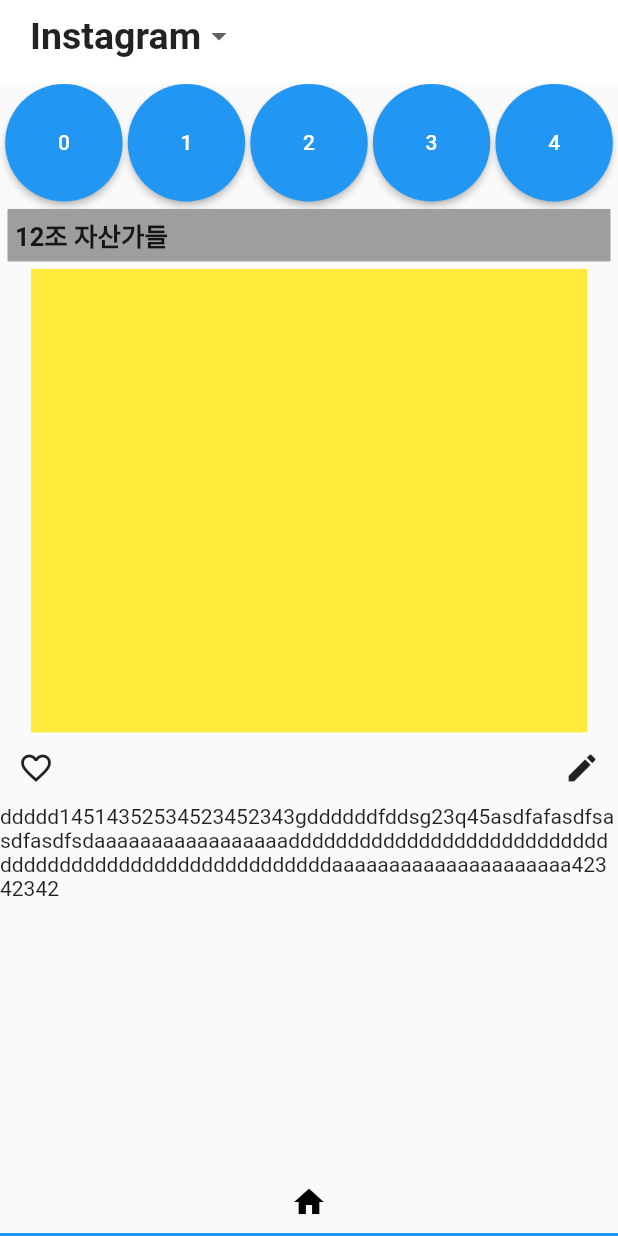
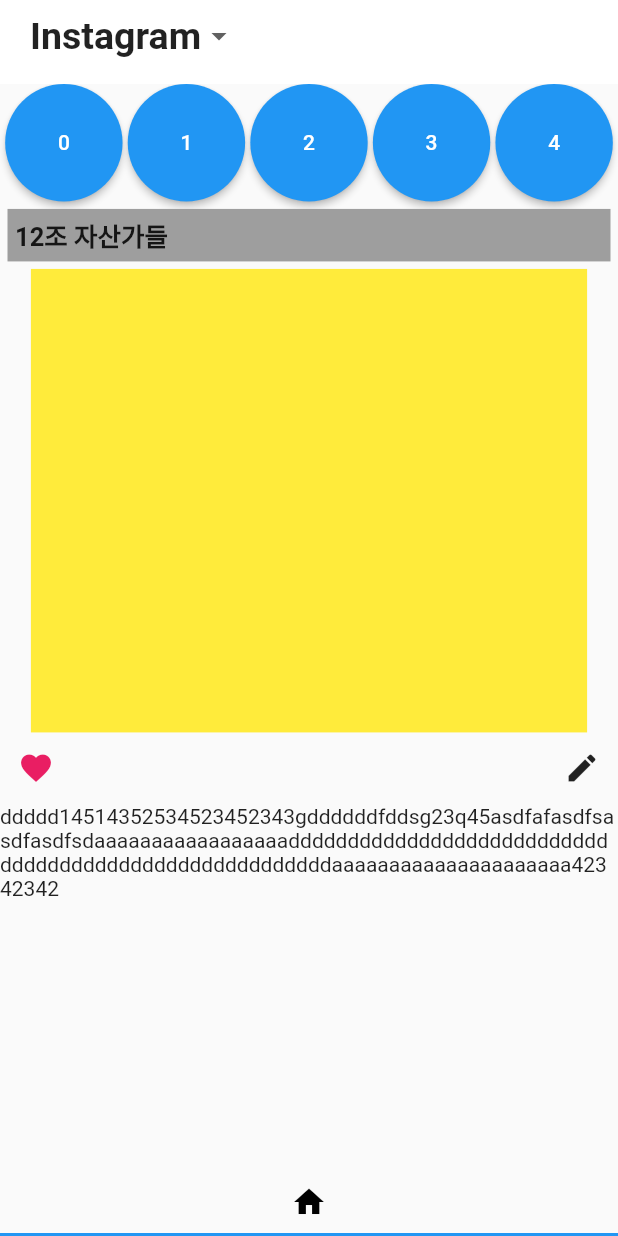
Before and after one commit to shyr0809/insatgram, a Flutter app: the screen it shows after launch, after a tap on the "favorite outline" icon, on a phone screen of 412 x 824 dp. Run offline on Flutter 3.47's test engine with Material 2 defaults, Android fonts, the phone set to English and light mode, and no system bars.

Commit message:
add favorite button event

```diff
--- a/lib/main.dart
+++ b/lib/main.dart
@@ -35,6 +35,7 @@ class _MyHomePageState extends State<MyHomePage>
     'Four'
   ]; // dropdown item list
   var _selecteddropDownItems = 'instagram'; // dropdown 선택된 아이템
+  bool isFavorite = false;
   @override
   void initState() {
     // tabcontroller 초기 설정
@@ -167,8 +168,17 @@ class _MyHomePageState extends State<MyHomePage>
                       MainAxisAlignment.spaceBetween, // row item만의 간격 동일
                   children: [
                     IconButton(
-                      onPressed: () {},
-                      icon: const Icon(Icons.favorite_border),
+                      onPressed: () {
+                        setState(() {
+                          isFavorite = !isFavorite;
+                        });
+                      },
+                      icon: isFavorite
+                          ? const Icon(
+                              Icons.favorite,
+                              color: Colors.pink,
+                            )
+                          : const Icon(Icons.favorite_border),
                     ),
                     IconButton(
                       onPressed: () {},
```
